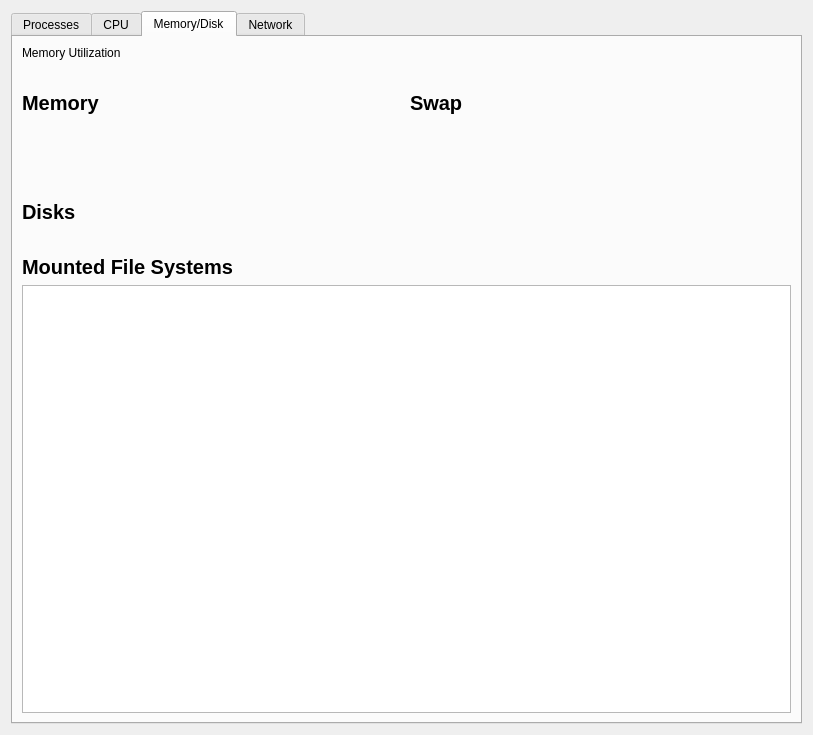
Old version of the form UI/task_manager.ui in the repository bhatnitish1998/SL_Task_Manager.
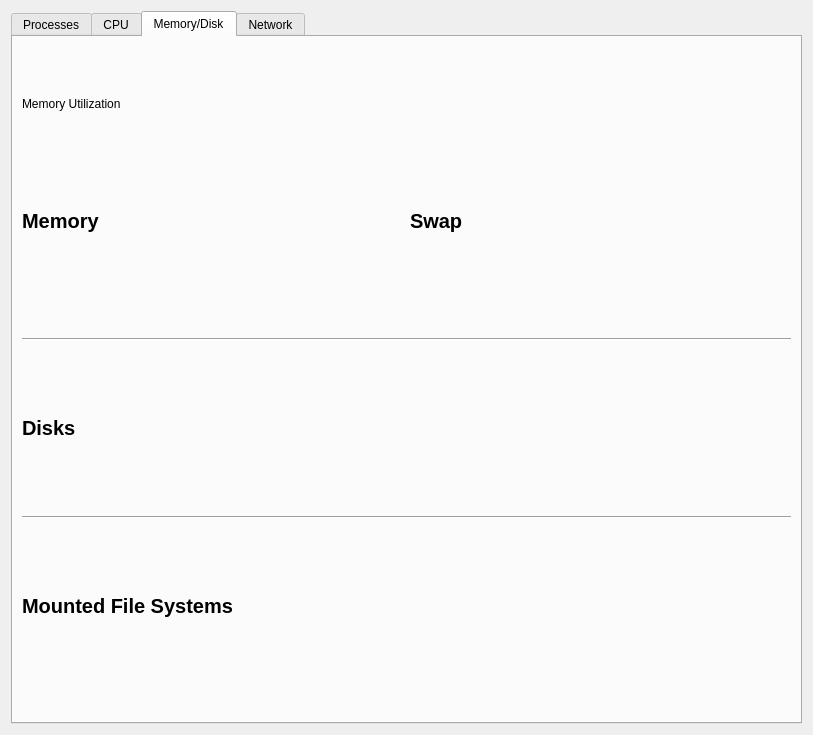
New version of the form.

Commit message: added better layout for filesystem

What changed in the file:
```diff
--- a/UI/task_manager.ui
+++ b/UI/task_manager.ui
@@ -450,7 +450,7 @@
           <number>0</number>
          </property>
          <property name="bottomMargin">
-          <number>50</number>
+          <number>0</number>
          </property>
          <item>
           <layout class="QVBoxLayout" name="vbox_memory">
@@ -560,6 +560,19 @@
          </item>
         </layout>
        </item>
+       <item>
+        <widget class="Line" name="line_2">
+         <property name="minimumSize">
+          <size>
+           <width>0</width>
+           <height>50</height>
+          </size>
+         </property>
+         <property name="orientation">
+          <enum>Qt::Horizontal</enum>
+         </property>
+        </widget>
+       </item>
        <item>
         <widget class="QLabel" name="label_disk_info">
          <property name="minimumSize">
@@ -588,10 +601,23 @@
        <item>
         <layout class="QHBoxLayout" name="hbox_disk_info">
          <property name="bottomMargin">
-          <number>25</number>
+          <number>0</number>
          </property>
         </layout>
        </item>
+       <item>
+        <widget class="Line" name="line">
+         <property name="minimumSize">
+          <size>
+           <width>0</width>
+           <height>50</height>
+          </size>
+         </property>
+         <property name="orientation">
+          <enum>Qt::Horizontal</enum>
+         </property>
+        </widget>
+       </item>
        <item>
         <widget class="QLabel" name="label_fs_info">
          <property name="minimumSize">
@@ -618,29 +644,13 @@
         </widget>
        </item>
        <item>
-        <layout class="QVBoxLayout" name="vbox_file_system">
-         <item>
-          <widget class="QTableWidget" name="table_file_system">
-           <property name="minimumSize">
-            <size>
-             <width>0</width>
-             <height>100</height>
-            </size>
-           </property>
-           <attribute name="horizontalHeaderVisible">
-            <bool>false</bool>
-           </attribute>
-           <attribute name="horizontalHeaderStretchLastSection">
-            <bool>true</bool>
-           </attribute>
-           <attribute name="verticalHeaderVisible">
-            <bool>false</bool>
-           </attribute>
-           <attribute name="verticalHeaderStretchLastSection">
-            <bool>false</bool>
-           </attribute>
-          </widget>
-         </item>
+        <layout class="QHBoxLayout" name="hbox_file_system">
+         <property name="spacing">
+          <number>15</number>
+         </property>
+         <property name="bottomMargin">
+          <number>50</number>
+         </property>
         </layout>
        </item>
       </layout>
```
The commit also changes 2 other files.
